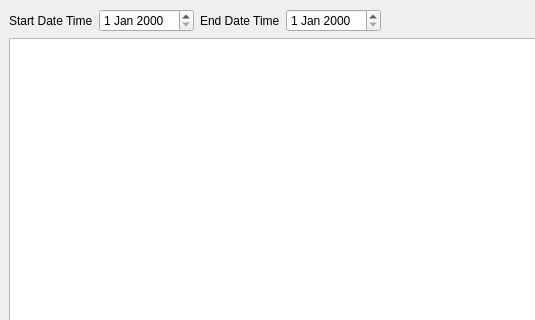
Above: MainWindow.ui from CMLDMR/CallLog before the change; both pictures show x 0 to 535 and y 0 to 320 of the 1324 by 565 pixel window. Below: the same form after it.
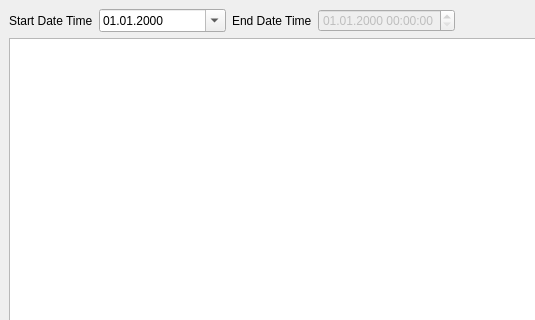
That is the form after the change.

```diff
--- a/MainWindow.ui
+++ b/MainWindow.ui
@@ -27,7 +27,20 @@
          </widget>
         </item>
         <item>
-         <widget class="QDateEdit" name="startDateEdit"/>
+         <widget class="QDateEdit" name="startDateEdit">
+          <property name="minimumSize">
+           <size>
+            <width>127</width>
+            <height>0</height>
+           </size>
+          </property>
+          <property name="displayFormat">
+           <string>dd.MM.yyyy</string>
+          </property>
+          <property name="calendarPopup">
+           <bool>true</bool>
+          </property>
+         </widget>
         </item>
        </layout>
       </item>
@@ -41,7 +54,14 @@
          </widget>
         </item>
         <item>
-         <widget class="QDateEdit" name="endDateEdit"/>
+         <widget class="QDateEdit" name="endDateEdit">
+          <property name="enabled">
+           <bool>false</bool>
+          </property>
+          <property name="displayFormat">
+           <string>dd.MM.yyyy hh:mm:ss</string>
+          </property>
+         </widget>
         </item>
        </layout>
       </item>
```
